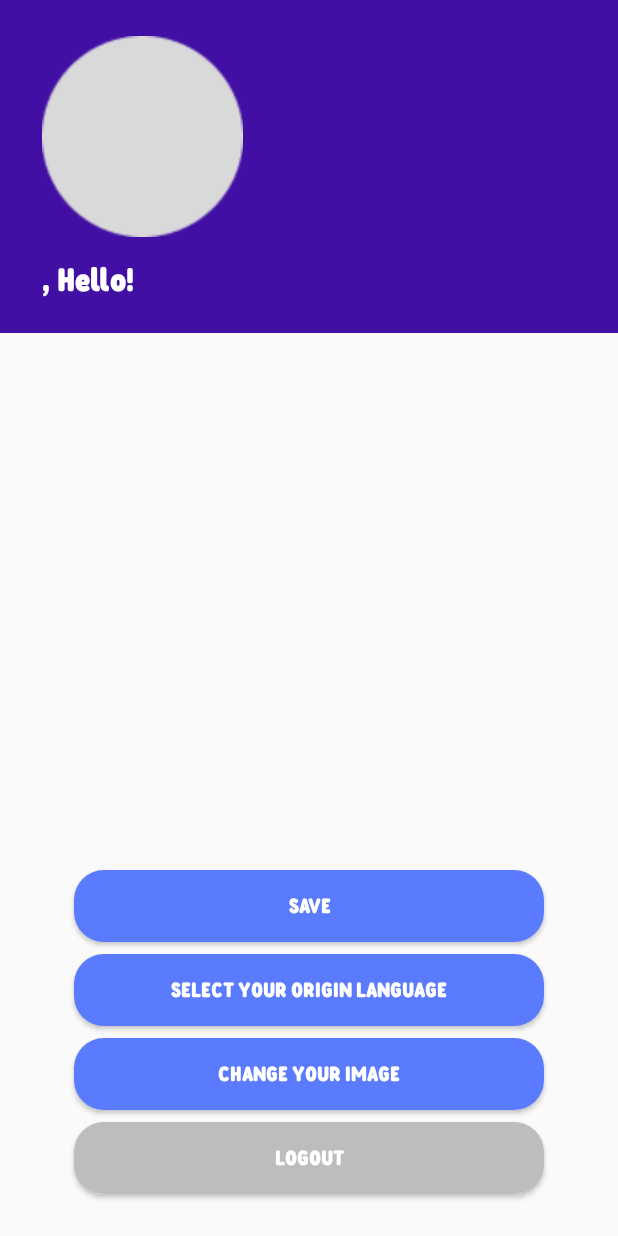
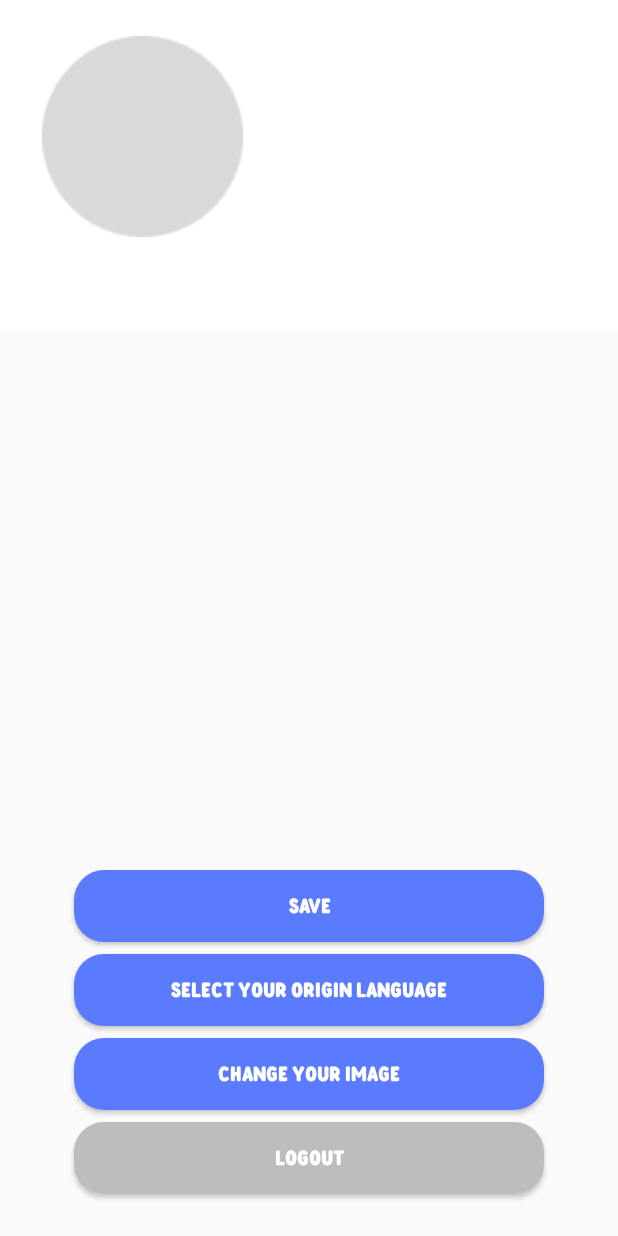
Before and after one commit to huakim/mobile_android_test_app, an Android app: the Profile screen opened directly, with no data from a screen before it, on a phone screen of 412 x 824 dp. Run offline under Robolectric (Android 15) with nearby library versions, the phone set to English and light mode, and no system bars.

```diff
--- a/app/src/main/res/layout/activity_login.xml
+++ b/app/src/main/res/layout/activity_login.xml
@@ -121,7 +121,7 @@
         android:layout_height="wrap_content"
         android:layout_marginBottom="324dp"
         android:text="@string/passwordforgot"
-        android:textColor="#D6185D"
+        android:textColor="@color/RedColor"
         app:layout_constraintBottom_toBottomOf="parent"
         app:layout_constraintEnd_toEndOf="parent"
         app:layout_constraintHorizontal_bias="0.118"
--- a/app/src/main/res/layout/activity_profile.xml
+++ b/app/src/main/res/layout/activity_profile.xml
@@ -62,7 +62,7 @@
         android:id="@+id/topAppBarLogin"
         android:layout_width="413dp"
         android:layout_height="222dp"
-        android:background="#410FA3"
+        android:background="@color/white"
         app:layout_constraintEnd_toEndOf="parent"
         app:layout_constraintHorizontal_bias="0.0"
         app:layout_constraintStart_toStartOf="parent"
--- a/app/src/main/res/layout/activity_signup1.xml
+++ b/app/src/main/res/layout/activity_signup1.xml
@@ -26,7 +26,7 @@
         android:layout_marginBottom="124dp"
         android:fontFamily="@font/fredoka_condensed_bold"
         android:text="@string/login"
-        android:textColor="#5B7BFE"
+        android:textColor="@color/LightBlueColor"
         android:textSize="15sp"
         app:layout_constraintBottom_toBottomOf="parent"
         app:layout_constraintEnd_toEndOf="parent"
--- a/app/src/main/res/layout/activity_signup2.xml
+++ b/app/src/main/res/layout/activity_signup2.xml
@@ -53,7 +53,7 @@
         android:layout_marginBottom="124dp"
         android:fontFamily="@font/fredoka_condensed_bold"
         android:text="@string/login"
-        android:textColor="#5B7BFE"
+        android:textColor="@color/LightBlueColor"
         android:textSize="15sp"
         app:layout_constraintBottom_toBottomOf="parent"
         app:layout_constraintEnd_toEndOf="parent"
--- a/app/src/main/res/values/colors.xml
+++ b/app/src/main/res/values/colors.xml
@@ -3,4 +3,6 @@
     <color name="black">#FF000000</color>
     <color name="white">#FFFFFFFF</color>
     <color name="d6185d">#583944</color>
+    <color name="RedColor">#D6185D</color>
+    <color name="LightBlueColor">#5B7BFE</color>
 </resources>
```
